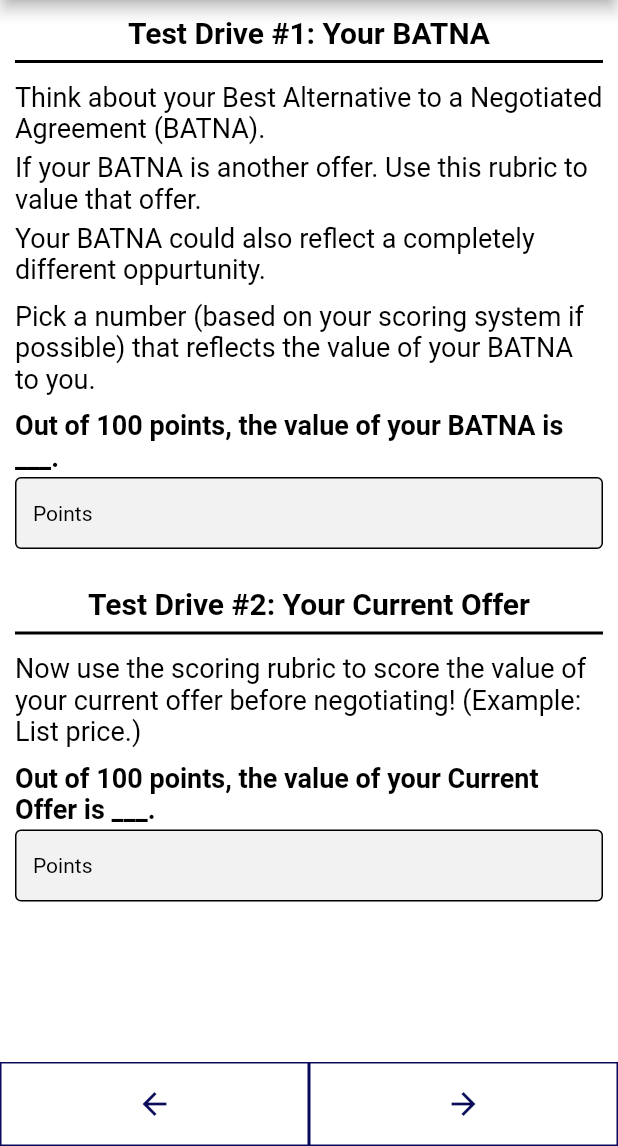
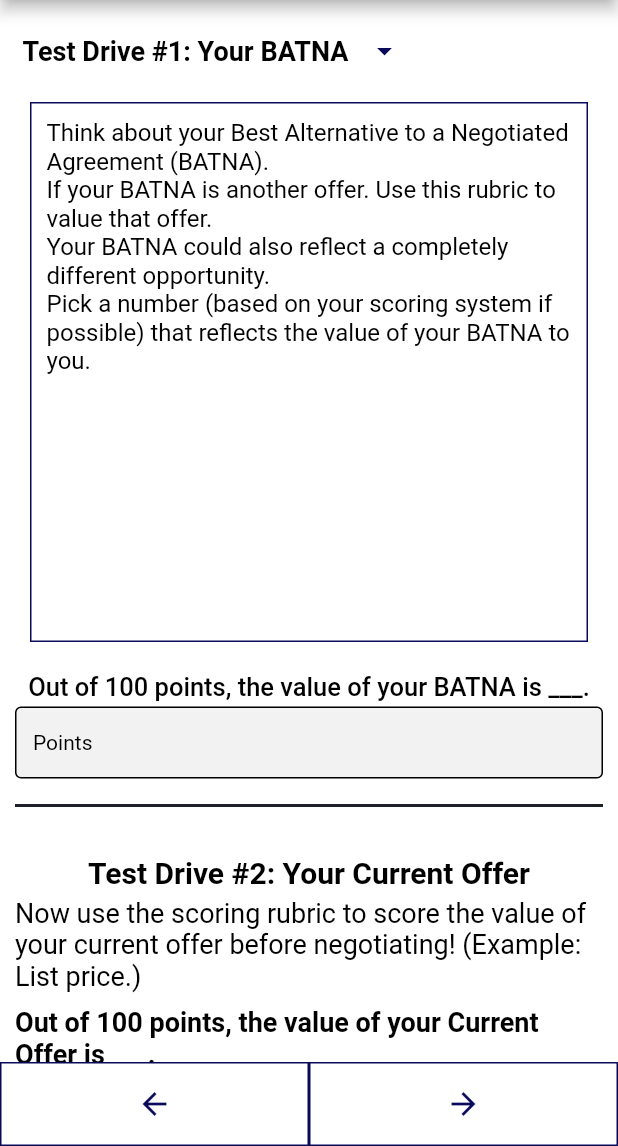
Before and after one commit to Spaghetti-Code-Inc/Negotiation-Planner, a Flutter app: the BATNATest screen opened directly, on a phone screen of 412 x 824 dp, the part 90-1236 px from its top. Run offline on Flutter 3.47's test engine with Material 2 defaults, Android fonts, the phone set to English and light mode, and no system bars; our stand-ins replace cloud_firestore, email_validator, firebase_auth, firebase_core; missing offline and left inert: dart:ffi; accounts and stored records are empty.

Commit message:
BATNATest.dart design changes, added first drop down

```diff
--- a/lib/BATNATest.dart
+++ b/lib/BATNATest.dart
@@ -8,13 +8,25 @@ import 'package:negotiation_tracker/main.dart';
 import 'Utils.dart';
 
 //TODO: If you go back the values should still save
-class BATNATest extends StatelessWidget {
-  BATNATest({super.key});
+class BATNATest extends StatefulWidget {
+  @override
+  BATNATestState createState() => BATNATestState();
+}
+
+class BATNATestState extends State<BATNATest> {
+
+  @override
+
+  bool dropDownOne = false;
+  IconData dropDownOneIcon = Icons.arrow_drop_down;
+
+  //BATNATestState({super.key});
+
   TextEditingController BATNA = new TextEditingController();
   TextEditingController CurrentOffer = new TextEditingController();
 
-  @override
   Widget build(BuildContext context) {
+
     return Scaffold(
       backgroundColor: const Color(0xffffffff),
       appBar: PrepareBar(),
@@ -35,96 +47,91 @@ class BATNATest extends StatelessWidget {
                       crossAxisAlignment: CrossAxisAlignment.center,
                       mainAxisSize: MainAxisSize.max,
                       children: [
-                        const Text(
-                          "Test Drive #1: Your BATNA",
-                          textAlign: TextAlign.start,
-                          overflow: TextOverflow.clip,
-                          style: TextStyle(
-                            fontWeight: FontWeight.w700,
-                            fontStyle: FontStyle.normal,
-                            fontSize: 20,
-                            color: Color(0xff000000),
+                        Row(
+                          children: [
+                            Container(
+                              padding: EdgeInsets.fromLTRB(5, 5, 0, 5),
+                              child: const Text(
+                                "Test Drive #1: Your BATNA",
+                                textAlign: TextAlign.start,
+                                overflow: TextOverflow.clip,
+                                style: TextStyle(
+                                  fontWeight: FontWeight.w700,
+                                  fontStyle: FontStyle.normal,
+                                  fontSize: 18,
+                                  color: Color(0xff000000),
+                                ),
+                              ),
+                            ),
+                            IconButton(
+                                onPressed: () {
+
+
+
+                                  setState(() {
+
+                                    dropDownOne = !dropDownOne;
+
+                                    if (dropDownOne) {
+                                      dropDownOneIcon = Icons.arrow_drop_up;
+                                    }
+                                    else {
+                                      dropDownOneIcon = Icons.arrow_drop_down;
+                                    }
+
+                                  });
+
+                                },
+                                icon: Icon(dropDownOneIcon),
+                                color: Color(0xff0A0A5B)
+                            )
+                          ]
+                        ),
+
+
+                        AnimatedContainer(
+                          padding: EdgeInsets.all(10),
+                          margin: EdgeInsets.all(10),
+                          decoration: BoxDecoration(
+                            border: Border.all(color: Color(0xff0A0A5B))
                           ),
-                        ),
-                        const Divider(
-                          color: Color(0xff000000),
-                          height: 16,
-                          thickness: 2,
-                          indent: 0,
-                          endIndent: 0,
-                        ),
-                        const Padding(
-                          padding: EdgeInsets.fromLTRB(0, 5, 0, 0),
+                          duration: const Duration(milliseconds: 700),
+                          height: dropDownOne ? 0 : 360.0,
+                          curve: Curves.fastOutSlowIn,
                           child: Text(
-                            "Think about your Best Alternative to a Negotiated Agreement (BATNA).",
+                            "Think about your Best Alternative to a Negotiated Agreement (BATNA). \n"
+                                "If your BATNA is another offer. Use this rubric to value that offer. \n"
+                                "Your BATNA could also reflect a completely different opportunity. \n"
+                                "Pick a number (based on your scoring system if possible) that reflects the value of your BATNA to you.",
                             textAlign: TextAlign.start,
                             overflow: TextOverflow.clip,
+
                             style: TextStyle(
                               fontWeight: FontWeight.w400,
                               fontStyle: FontStyle.normal,
-                              fontSize: 18,
+                              fontSize: 16,
+                              height: 1.2,
                               color: Color(0xff000000),
                             ),
                           ),
                         ),
+
                         const Padding(
-                          padding: EdgeInsets.fromLTRB(0, 5, 0, 0),
-                          child: Text(
-                            "If your BATNA is another offer. Use this rubric to value that offer. ",
-                            textAlign: TextAlign.start,
-                            overflow: TextOverflow.clip,
-                            style: TextStyle(
-                              fontWeight: FontWeight.w400,
-                              fontStyle: FontStyle.normal,
-                              fontSize: 18,
-                              color: Color(0xff000000),
-                            ),
-                          ),
-                        ),
-                        const Padding(
-                          padding: EdgeInsets.fromLTRB(0, 5, 0, 0),
-                          child: Text(
-                            "Your BATNA could also reflect a completely different oppurtunity. ",
-                            textAlign: TextAlign.start,
-                            overflow: TextOverflow.clip,
-                            style: TextStyle(
-                              fontWeight: FontWeight.w400,
-                              fontStyle: FontStyle.normal,
-                              fontSize: 18,
-                              color: Color(0xff000000),
-                            ),
-                          ),
-                        ),
-                        const Padding(
-                          padding: EdgeInsets.fromLTRB(0, 10, 0, 0),
-                          child: Text(
-                            "Pick a number (based on your scoring system if possible) that reflects the value of your BATNA to you.",
-                            textAlign: TextAlign.start,
-                            overflow: TextOverflow.clip,
-                            style: TextStyle(
-                              fontWeight: FontWeight.w400,
-                              fontStyle: FontStyle.normal,
-                              fontSize: 18,
-                              color: Color(0xff000000),
-                            ),
-                          ),
-                        ),
-                        const Padding(
-                          padding: EdgeInsets.fromLTRB(0, 10, 0, 0),
+                          padding: EdgeInsets.fromLTRB(2, 10, 2, 0),
                           child: Text(
                             "Out of 100 points, the value of your BATNA is ___.",
                             textAlign: TextAlign.start,
                             overflow: TextOverflow.clip,
                             style: TextStyle(
-                              fontWeight: FontWeight.w700,
+                              fontWeight: FontWeight.w500,
                               fontStyle: FontStyle.normal,
-                              fontSize: 18,
+                              fontSize: 17,
                               color: Color(0xff000000),
                             ),
                           ),
                         ),
                         Padding(
-                          padding: const EdgeInsets.fromLTRB(0, 3, 0, 0),
+                          padding: const EdgeInsets.fromLTRB(0, 3, 0, 10),
                           child: TextField(
                             keyboardType: TextInputType.number,
                             inputFormatters: <TextInputFormatter>[
@@ -188,6 +195,10 @@ class BATNATest extends StatelessWidget {
                             ),
                           ),
                         ),
+                        Divider(
+                          thickness: 2,
+                          color: Color(0xFF1E2027),
+                        ),
                         const Padding(
                           padding: EdgeInsets.fromLTRB(0, 25, 0, 0),
                           child: Text(
@@ -202,13 +213,7 @@ class BATNATest extends StatelessWidget {
                             ),
                           ),
                         ),
-                        const Divider(
-                          color: Color(0xff000000),
-                          height: 16,
-                          thickness: 2,
-                          indent: 0,
-                          endIndent: 0,
-                        ),
+
                         const Padding(
                           padding: EdgeInsets.fromLTRB(0, 5, 0, 0),
                           child: Text(
@@ -338,4 +343,5 @@ class BATNATest extends StatelessWidget {
     }
   }
   String _getRegexString() => r'[0-9]';
+
 }
```
